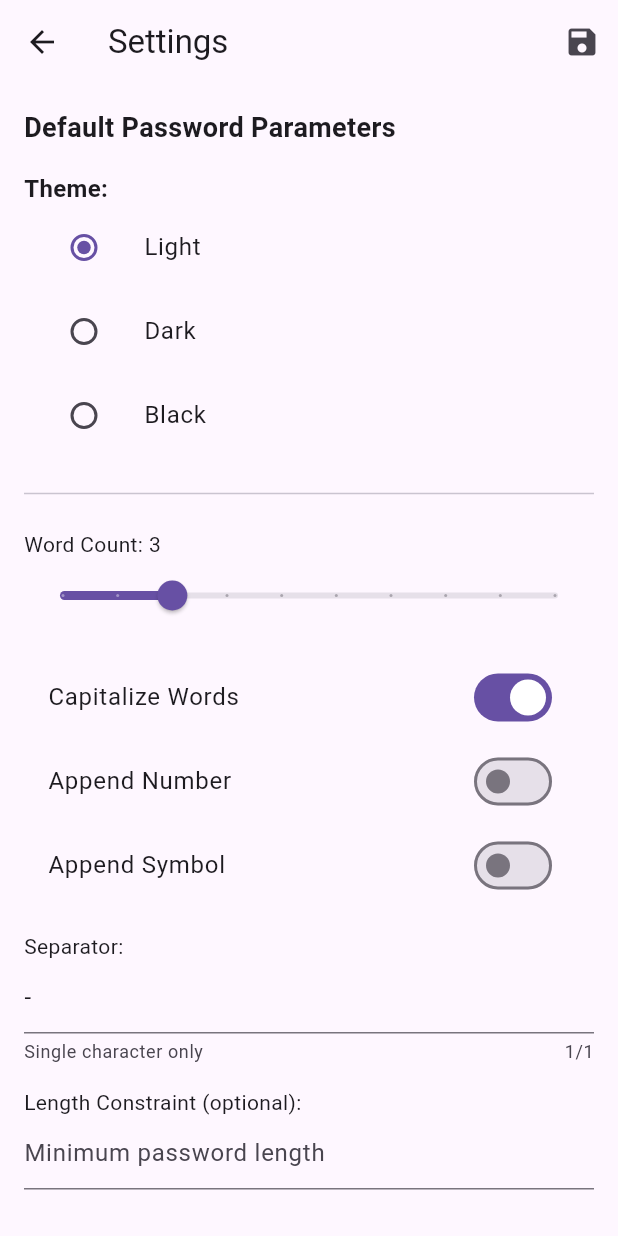
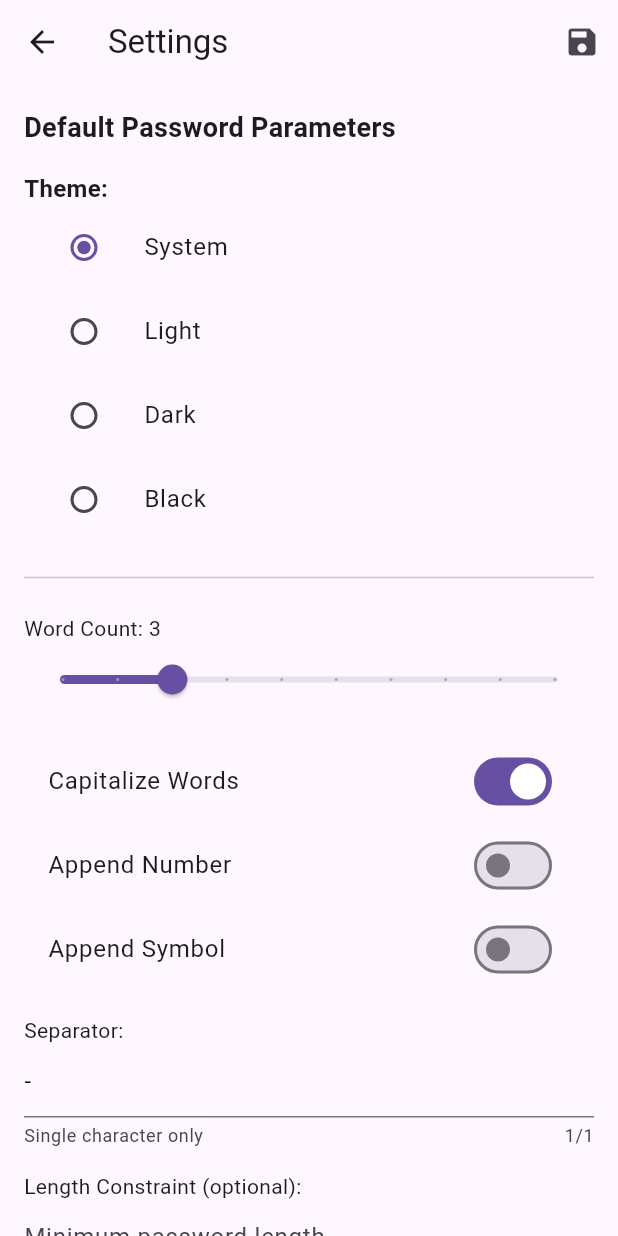
Before and after one commit to lunchboxer/passgen-flutter, a Flutter app: the screen it shows after launch, after a tap on "Copy to Clipboard", after a tap on "Regenerate", after a tap on the "settings" icon, on a phone screen of 412 x 824 dp. Run offline on Flutter 3.47's test engine with Material 3 defaults, Android fonts, the light colour scheme and no system bars; our stand-ins replace shared_preferences; statements that could not run were skipped; project files that could hold a hidden picture were left out.

Commit message:
add system theme option

```diff
--- a/lib/core/settings_manager.dart
+++ b/lib/core/settings_manager.dart
@@ -24,7 +24,7 @@ class SettingsManager {
   static const String _defaultSeparator = '-';
   static const bool _defaultAppendNumber = false;
   static const bool _defaultAppendSymbol = false;
-  static const String _defaultTheme = 'light';
+  static const String _defaultTheme = 'system';
 
   late SharedPreferences _prefs;
 
--- a/lib/core/theme_provider.dart
+++ b/lib/core/theme_provider.dart
@@ -1,4 +1,5 @@
 import 'package:flutter/material.dart';
+import 'package:flutter/scheduler.dart';
 
 import '../models/app_theme.dart';
 import 'settings_manager.dart';
@@ -7,15 +8,28 @@ class ThemeProvider extends ChangeNotifier {
   ThemeProvider(SettingsManager settingsManager)
     : _settingsManager = settingsManager {
     // Load the initial theme from settings
-    final themeString = _settingsManager.getSetting('theme', 'light');
+    final themeString = _settingsManager.getSetting('theme', 'system');
     _currentTheme = _stringToAppTheme(themeString);
   }
   late final SettingsManager _settingsManager;
-  AppTheme _currentTheme = AppTheme.light;
+  AppTheme _currentTheme = AppTheme.system;
 
   AppTheme get currentTheme => _currentTheme;
 
   ThemeData getThemeData() {
+    // For system theme, we need to check the platform brightness
+    if (_currentTheme == AppTheme.system) {
+      final brightness =
+          SchedulerBinding.instance.platformDispatcher.platformBrightness;
+      if (brightness == Brightness.dark) {
+        return ThemeData.dark().copyWith(
+          // Custom dark theme properties can be added here
+        );
+      } else {
+        return ThemeData.light();
+      }
+    }
+
     switch (_currentTheme) {
       case AppTheme.dark:
         return ThemeData.dark().copyWith(
@@ -25,9 +39,12 @@ class ThemeProvider extends ChangeNotifier {
         return ThemeData.dark().copyWith(
           scaffoldBackgroundColor: Colors.black,
           cardColor: Colors.grey[900],
-          dialogTheme: DialogThemeData(backgroundColor: Colors.grey[900]),
+          dialogTheme: const DialogThemeData(backgroundColor: Colors.grey),
         );
       case AppTheme.light:
+        return ThemeData.light();
+      default:
+        // This case should not be reached, but providing a fallback
         return ThemeData.light();
     }
   }
@@ -47,9 +64,11 @@ class ThemeProvider extends ChangeNotifier {
         return AppTheme.black;
       case 'light':
         return AppTheme.light;
+      case 'system':
+        return AppTheme.system;
       default:
         // Return default theme for unknown values
-        return AppTheme.light;
+        return AppTheme.system;
     }
   }
 }
--- a/lib/main.dart
+++ b/lib/main.dart
@@ -31,7 +31,7 @@ class MyApp extends StatefulWidget {
   State<MyApp> createState() => _MyAppState();
 }
 
-class _MyAppState extends State<MyApp> {
+class _MyAppState extends State<MyApp> with WidgetsBindingObserver {
   late SettingsManager _settingsManager;
   late ThemeProvider _themeProvider;
 
@@ -39,6 +39,24 @@ class _MyAppState extends State<MyApp> {
   void initState() {
     super.initState();
     _initializeTheme();
+    WidgetsBinding.instance.addObserver(this);
+  }
+
+  @override
+  void dispose() {
+    WidgetsBinding.instance.removeObserver(this);
+    super.dispose();
+  }
+
+  @override
+  void didChangePlatformBrightness() {
+    // Check if the current theme is set to system
+    final themeString = _settingsManager.getSetting('theme', 'system');
+    if (themeString == 'system') {
+      // Notify listeners to rebuild with the new system theme
+      // We need to access the notifyListeners method through the ThemeProvider instance
+      _themeProvider.setTheme(_themeProvider.currentTheme);
+    }
   }
 
   /// Initialize the theme provider
--- a/lib/models/app_theme.dart
+++ b/lib/models/app_theme.dart
@@ -8,4 +8,7 @@ enum AppTheme {
 
   /// Black theme with pure black background
   black,
+
+  /// System theme that follows device preferences
+  system,
 }
--- a/lib/ui/settings_screen.dart
+++ b/lib/ui/settings_screen.dart
@@ -134,6 +134,23 @@ class _SettingsScreenState extends State<SettingsScreen> {
               ),
               Column(
                 children: [
+                  ListTile(
+                    title: const Text('System'),
+                    leading: Radio<AppTheme>(
+                      value: AppTheme.system,
+                      groupValue: _selectedTheme,
+                      onChanged: (value) {
+                        setState(() {
+                          _selectedTheme = value ?? _selectedTheme;
+                        });
+                      },
+                    ),
+                    onTap: () {
+                      setState(() {
+                        _selectedTheme = AppTheme.system;
+                      });
+                    },
+                  ),
                   ListTile(
                     title: const Text('Light'),
                     leading: Radio<AppTheme>(
```
Also changed, not shown: lib/core/theme_manager.dart (+23 -5 lines), 2 other files.
